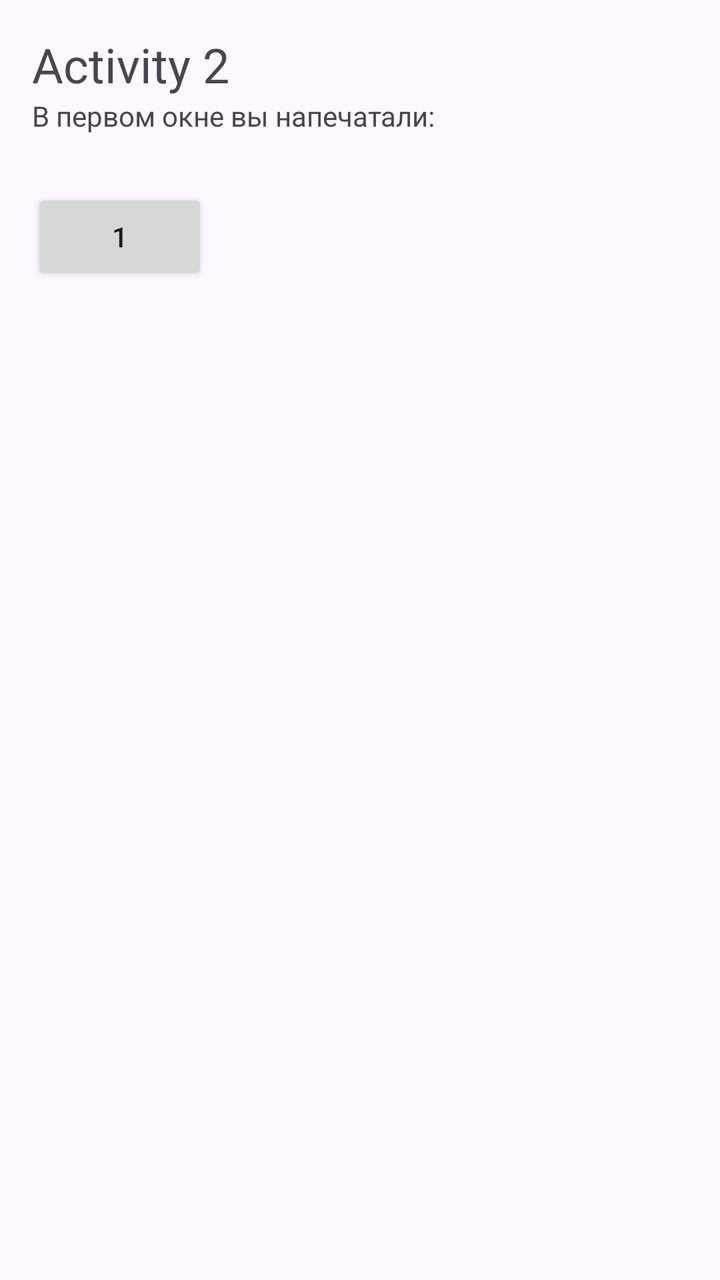
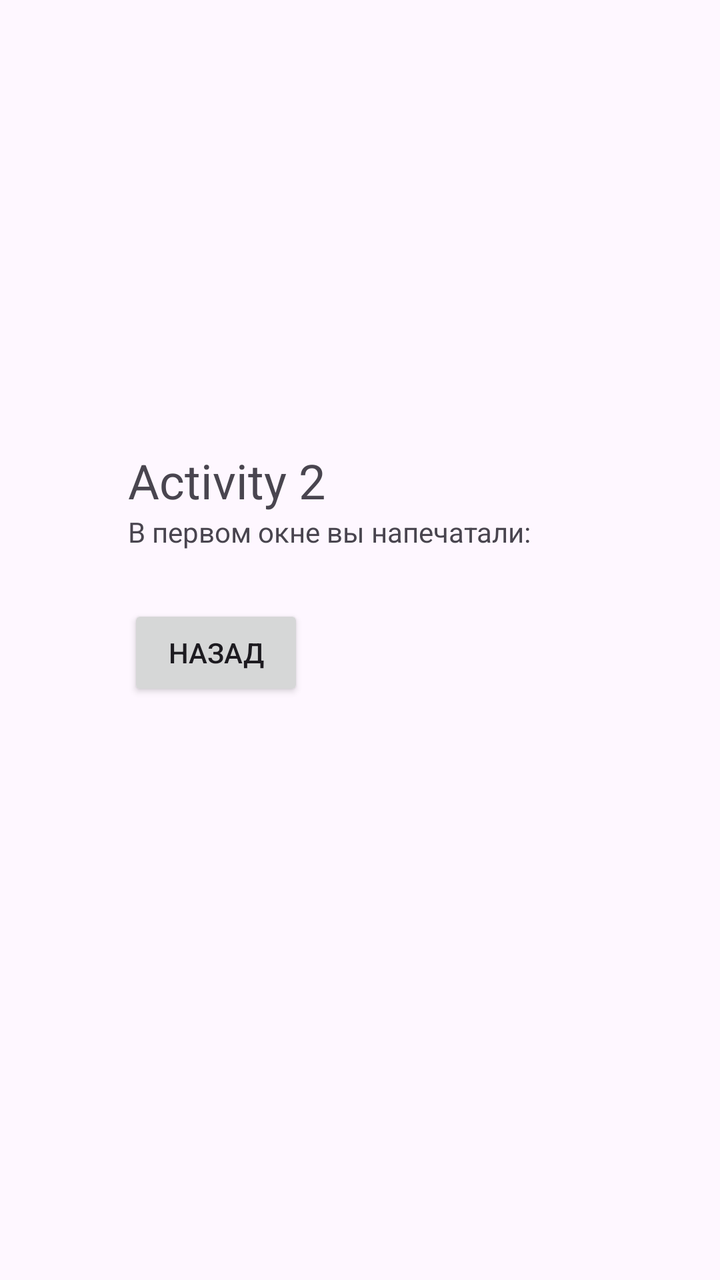

Screens rendered from an Android XML layout before and after an edit, with the pre-edit source and the edit as a unified diff.
<!-- AndroidManifest.xml: application theme Theme.MyApplication -->
<!-- res/layout/activity_main2.xml -->
<?xml version="1.0" encoding="utf-8"?>
<LinearLayout xmlns:android="http://schemas.android.com/apk/res/android"
    android:id="@+id/main"
    android:layout_width="match_parent"
    android:layout_height="match_parent"
    android:orientation="vertical"
    android:padding="16dp">

    <TextView
        android:layout_width="match_parent"
        android:layout_height="wrap_content"
        android:text="Activity 2"
        android:textSize="24sp" />

    <TextView
        android:layout_width="match_parent"
        android:layout_height="wrap_content"
        android:text="В первом окне вы напечатали:" />

    <TextView
        android:id="@+id/shown"
        android:layout_width="match_parent"
        android:layout_height="wrap_content"
        android:textSize="20sp" />

    <Button
        android:id="@+id/back"
        android:layout_width="wrap_content"
        android:layout_height="wrap_content"
        android:text="1" />

</LinearLayout>
<!-- resources referenced by this layout -->
<resources>
  <style name="Theme.MyApplication" parent="Base.Theme.MyApplication" />
  <style name="Base.Theme.MyApplication" parent="Theme.Material3.DayNight.NoActionBar">
          
          
      </style>
</resources>

<!-- the commit's change to res/layout/activity_main2.xml (unified diff, before → after) -->
@@ -4,11 +4,12 @@
     android:layout_width="match_parent"
     android:layout_height="match_parent"
     android:orientation="vertical"
-    android:padding="16dp">
+    android:padding="64dp">
 
     <TextView
         android:layout_width="match_parent"
         android:layout_height="wrap_content"
+        android:layout_marginTop="160dp"
         android:text="Activity 2"
         android:textSize="24sp" />
 
@@ -27,6 +28,6 @@
         android:id="@+id/back"
         android:layout_width="wrap_content"
         android:layout_height="wrap_content"
-        android:text="1" />
+        android:text="Назад" />
 
 </LinearLayout>
